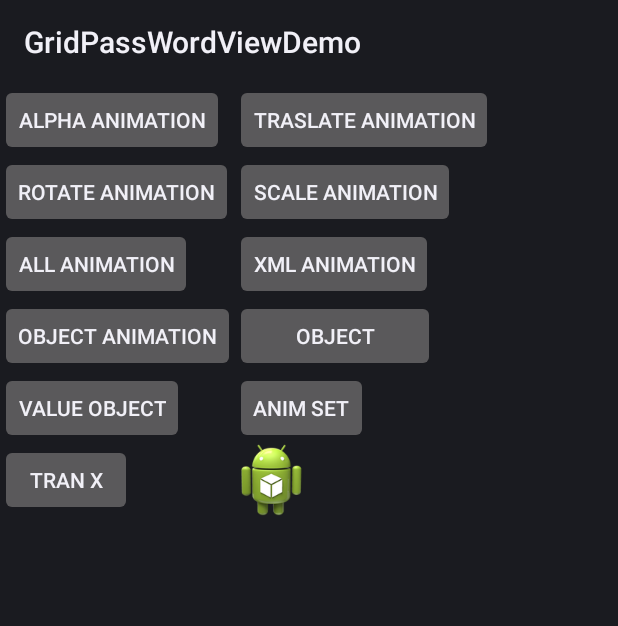
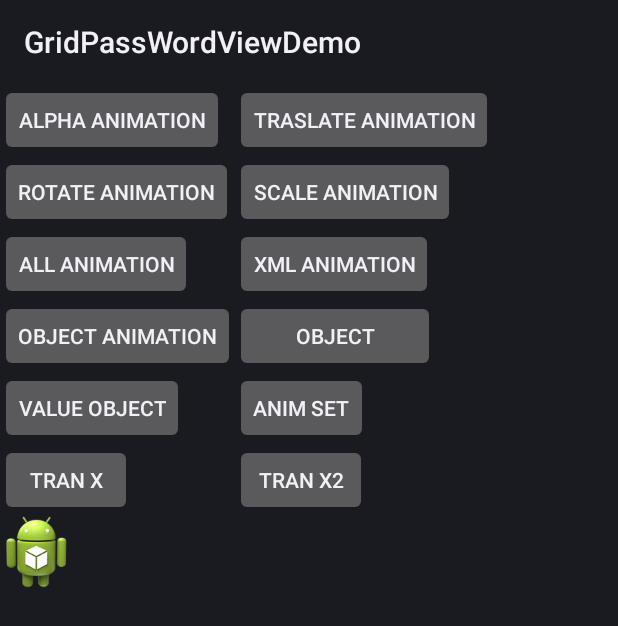
Before and after one commit to zhangyanru/MyTestApp, an Android app: the AnimationActivity screen opened directly, with no data from a screen before it, on a phone screen of 412 x 824 dp. Shown: the top 626 px of the screen. Run offline under Robolectric (Android 15) with nearby library versions, the phone set to English and light mode, and no system bars.

Commit message:
添加animation的测试

```diff
--- a/app/src/main/java/com/example/myapp/activity/ArcMenu2Activity.java
+++ b/app/src/main/java/com/example/myapp/activity/ArcMenu2Activity.java
@@ -38,5 +38,8 @@ public class ArcMenu2Activity extends Activity {
 //                Toast.makeText(ArcMenu2Activity.this,position + "",Toast.LENGTH_SHORT).show();
 //            }
 //        });
+
+
+
     }
 }
--- a/app/src/main/java/com/example/myapp/view/ArcMenu3.java
+++ b/app/src/main/java/com/example/myapp/view/ArcMenu3.java
@@ -345,6 +345,8 @@ public class ArcMenu3 extends ViewGroup {
             });
 
         }
+
+
         Log.e("zyr", mCurrentStatus.name() + "");
     }
     /**
--- a/app/src/main/res/layout/animation.xml
+++ b/app/src/main/res/layout/animation.xml
@@ -47,6 +47,10 @@
         android:layout_width="wrap_content"
         android:layout_height="wrap_content"
         android:text="tran x"/>
+    <Button android:id="@+id/tran_x2"
+        android:layout_width="wrap_content"
+        android:layout_height="wrap_content"
+        android:text="tran x2"/>
     <ImageView android:id="@+id/image"
             android:layout_width="wrap_content"
             android:layout_height="wrap_content"
```
Also changed, not shown: app/src/main/java/com/example/myapp/activity/AnimationActivity.java (+14 -4 lines), 41 other files.
